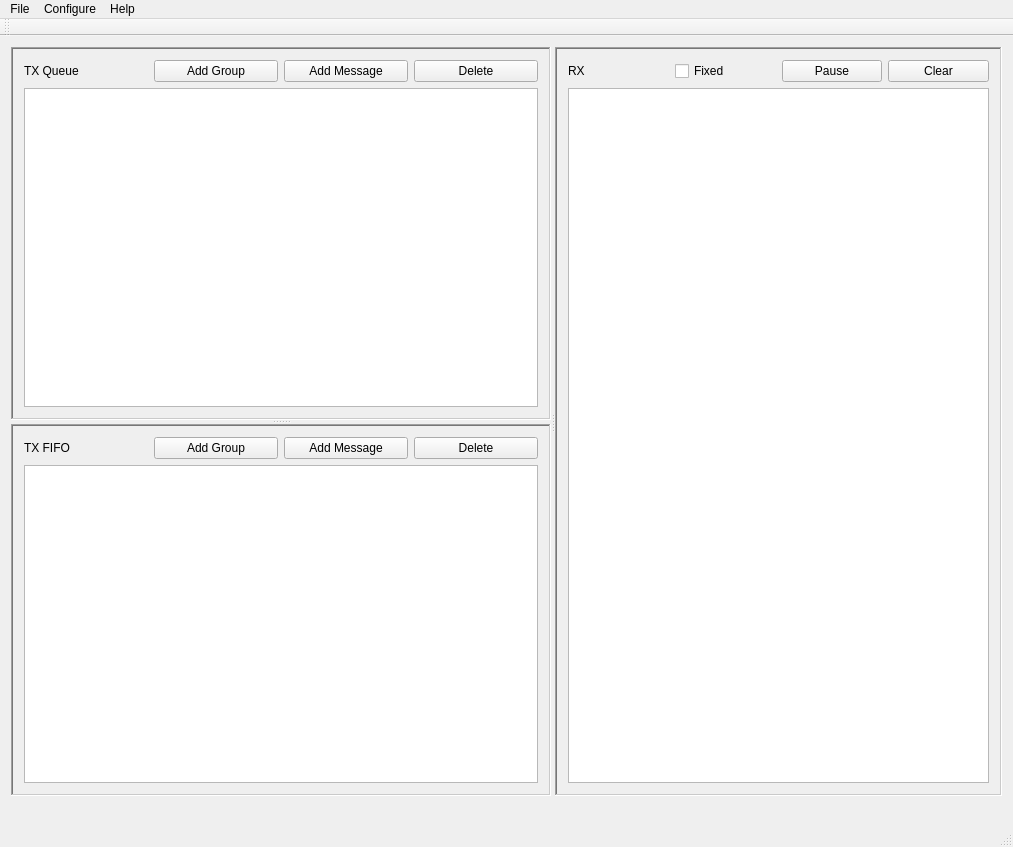
Old version of the form src/mainwindow.ui in the repository bemcgarvey/CAN-FD_Client.
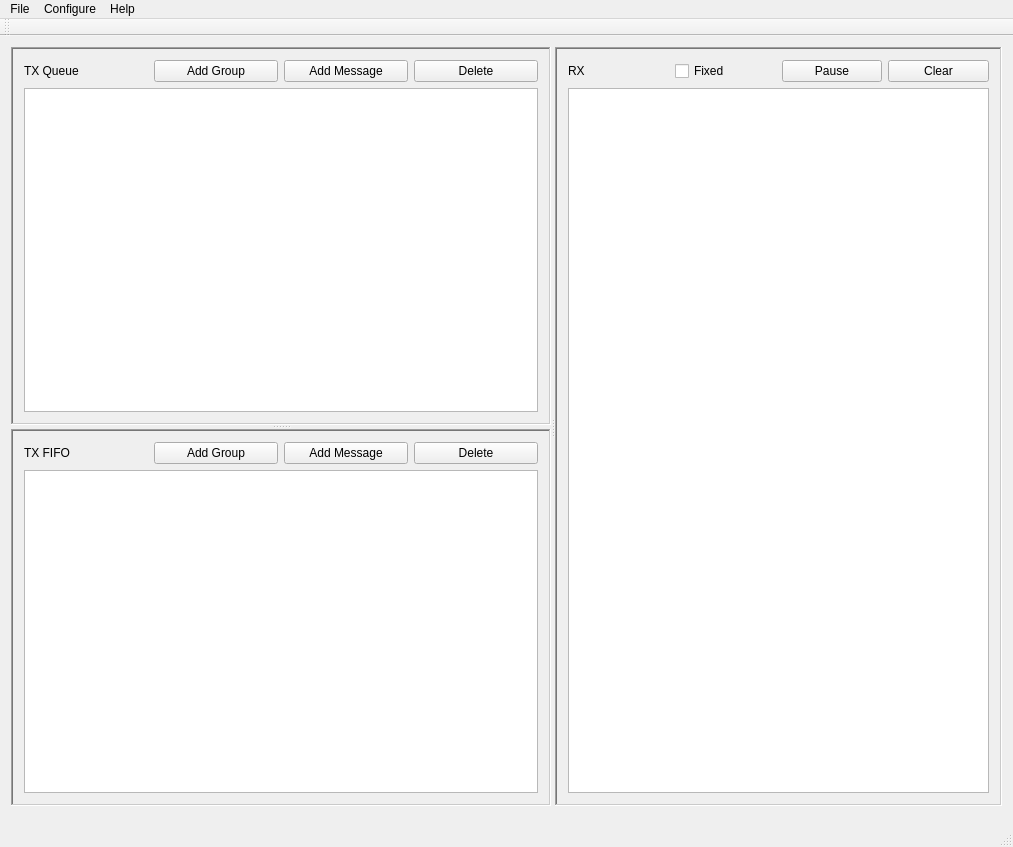
New version of the form.

What changed in the file:
```diff
--- a/src/mainwindow.ui
+++ b/src/mainwindow.ui
@@ -289,7 +289,7 @@
    <property name="minimumSize">
     <size>
      <width>0</width>
-     <height>40</height>
+     <height>30</height>
     </size>
    </property>
    <property name="font">
```
Left out of the diff: 2 changed lines with no effect on the pictures.
